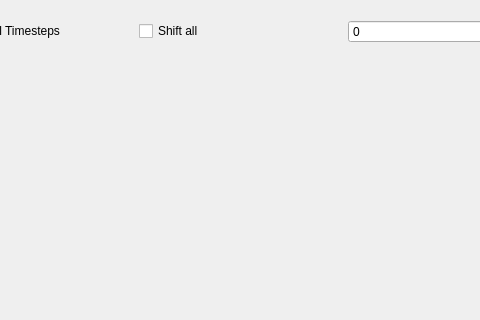
First picture: the form in guiCreator/modifydialog.ui, repository remodietlicher/easync, before the edit; both pictures show x 91 to 571 and y 0 to 320 of the 872 by 621 pixel window.
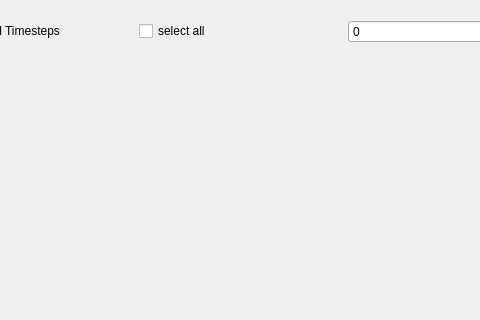
Second picture: the form after the edit.

```diff
--- a/guiCreator/modifydialog.ui
+++ b/guiCreator/modifydialog.ui
@@ -31,7 +31,7 @@
           <item>
            <widget class="QCheckBox" name="shift_all_checkbox">
             <property name="text">
-             <string>Shift all</string>
+             <string>select all</string>
             </property>
            </widget>
           </item>
```
Left out of the diff: 4 changed lines with no effect on the pictures.
